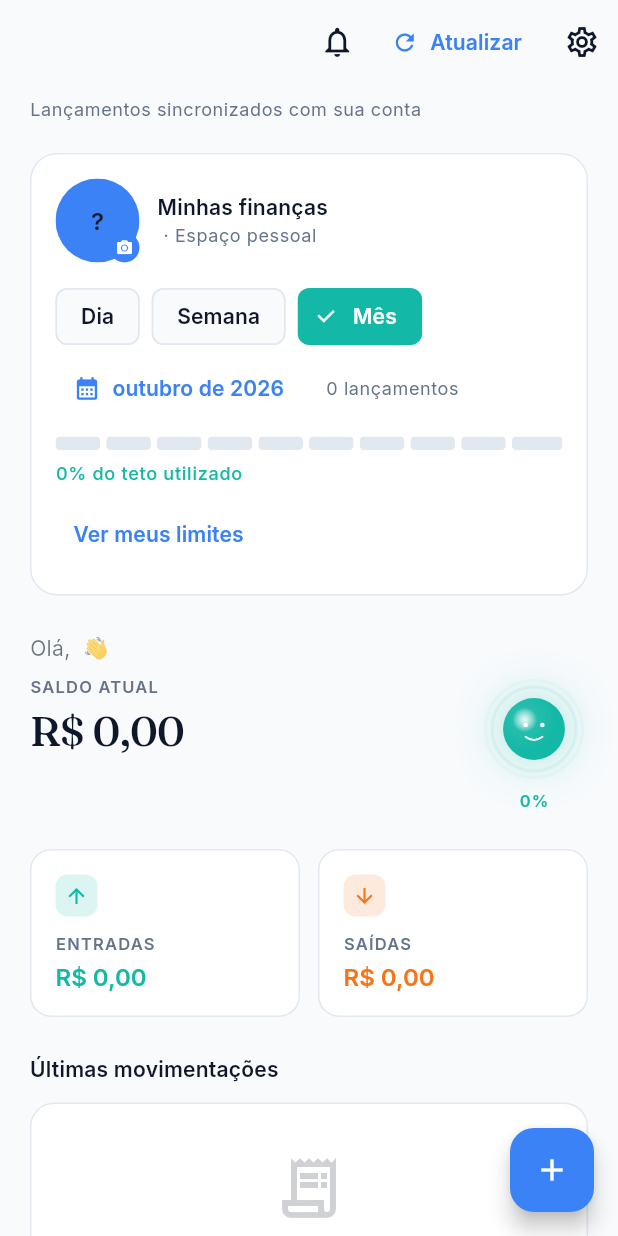
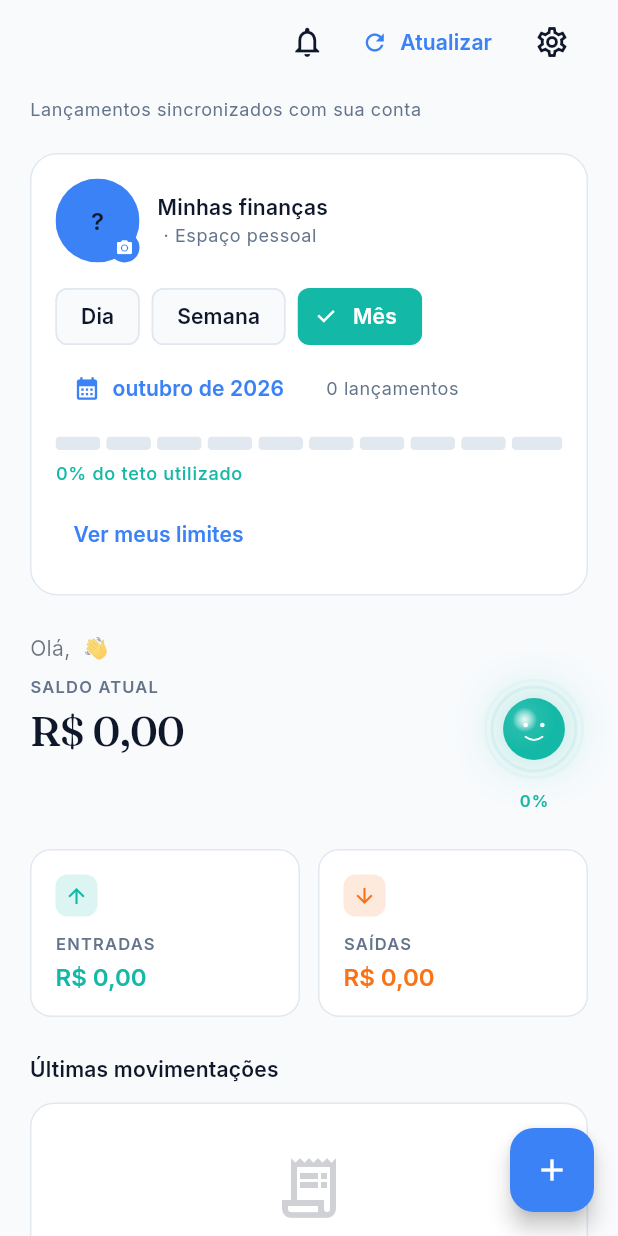
Before and after one commit to danielmedeiros22/sereno-app, a Flutter app: the DashboardScreen screen opened by its route, on a phone screen of 412 x 824 dp. Run offline on Flutter 3.47's test engine with Material 3 defaults, Android fonts, the phone set to English and light mode, and no system bars; our stand-ins replace connectivity_plus, flutter_dotenv, flutter_map, flutter_riverpod, geolocator, go_router and 7 more; accounts and stored records are empty; network calls fail.

Commit message:
fix: space dashboard actions away from scrollbar

```diff
--- a/lib/features/dashboard/presentation/screens/dashboard_screen.dart
+++ b/lib/features/dashboard/presentation/screens/dashboard_screen.dart
@@ -151,6 +151,8 @@ class _DashboardScreenState extends ConsumerState<DashboardScreen>
             SliverAppBar(
               floating: true,
               backgroundColor: theme.scaffoldBackgroundColor,
+              // Keep the scrollbar clear of the settings button's hit area.
+              actionsPadding: const EdgeInsets.only(right: 20),
               actions: [
                 IconButton(
                     tooltip: 'Notificações',
```
